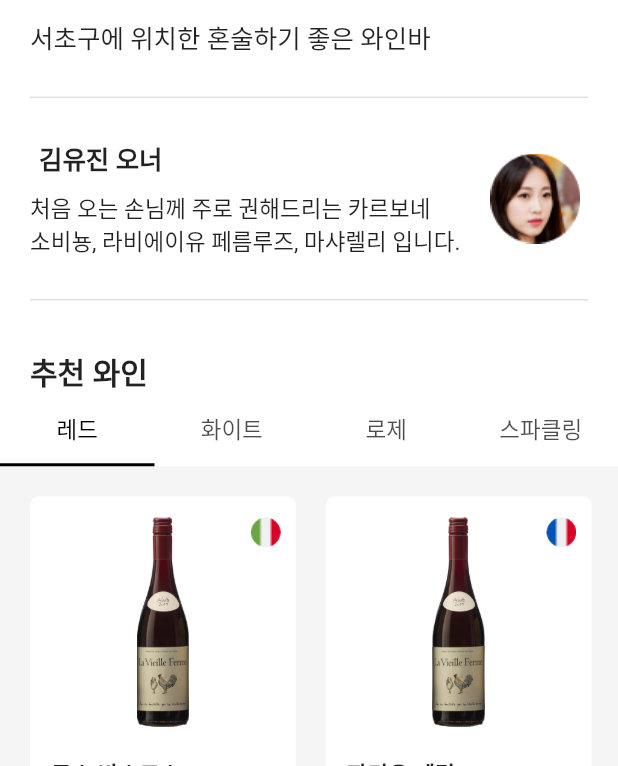
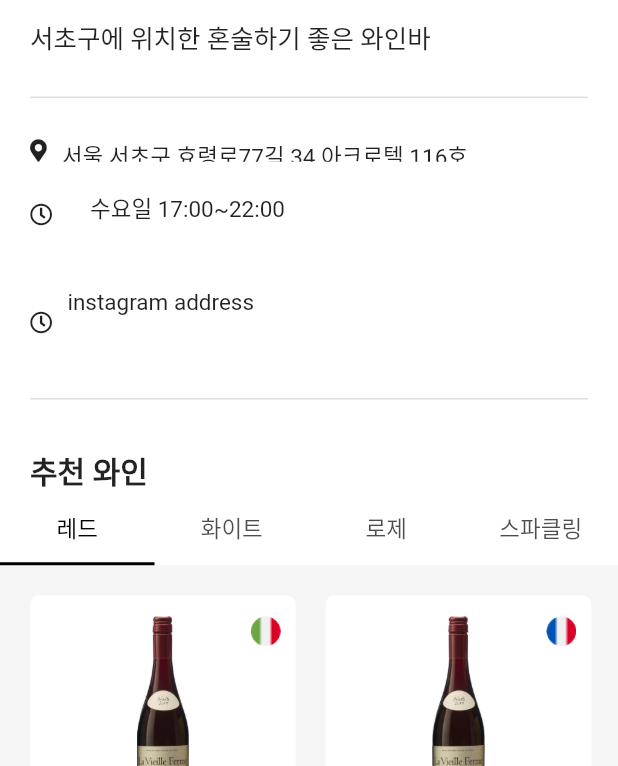
Before and after one commit to youngmi97/winepedia, a Flutter app: the DetailsScreen screen opened directly with sample values from the repository, on a phone screen of 412 x 824 dp, the part 470-1236 px from its top. Run offline on Flutter 3.47's test engine with Material 2 defaults, Android fonts, the phone set to English and light mode, and no system bars; our stand-ins replace audioplayers, carousel_slider, font_awesome_flutter, video_player; project files that could hold a hidden picture were left out.

Commit message:
update 10/18

```diff
--- a/lib/main.dart
+++ b/lib/main.dart
@@ -15,10 +15,9 @@ class MyApp extends StatelessWidget {
       debugShowCheckedModeBanner: false,
       title: 'Winebar App',
       theme: ThemeData(
-
         primarySwatch: Colors.blue,
       ),
-      home: HomeScreen(),
+      home: const HomeScreen(),
     );
   }
 }
--- a/lib/models/winebar.dart
+++ b/lib/models/winebar.dart
@@ -37,7 +37,7 @@ List<WineBar> wineBars = [
   WineBar(
     id: 3,
     name: "Bloodshot",
-    posterVideo: "assets/images/bar_template.jpg",
+    posterVideo: "assets/cachi.mp4",
     posterImage: "assets/images/bar_template.jpg",
     description: plotText,
     wines: [],
--- a/lib/screens/details/components/audio_player.dart
+++ b/lib/screens/details/components/audio_player.dart
@@ -2,6 +2,7 @@ import 'package:audioplayers/audioplayers.dart';
 import 'package:flutter/material.dart';
 
 class AudioPlayerLocalAsset extends StatefulWidget {
+  const AudioPlayerLocalAsset({Key? key}) : super(key: key);
   @override
   _AudioPlayerLocalAssetState createState() => _AudioPlayerLocalAssetState();
 }
@@ -53,8 +54,7 @@ class _AudioPlayerLocalAssetState extends State<AudioPlayerLocalAsset> {
 
   @override
   Widget build(BuildContext context) {
-    return Container(
-        child: Column(
+    return Column(
       children: [
         /// Compulsory
         IconButton(
@@ -69,6 +69,6 @@ class _AudioPlayerLocalAssetState extends State<AudioPlayerLocalAsset> {
                 ? Icons.pause_rounded
                 : Icons.play_arrow_rounded)),
       ],
-    ));
+    );
   }
 }
--- a/lib/screens/details/components/body.dart
+++ b/lib/screens/details/components/body.dart
@@ -11,7 +11,7 @@ class Body extends StatelessWidget {
     // it will provide us with total height and width
     Size size = MediaQuery.of(context).size;
     return Column(children: <Widget>[
-      Container(
+      SizedBox(
           height: size.height,
           child: Stack(children: <Widget>[
             Column(
@@ -25,7 +25,7 @@ class Body extends StatelessWidget {
               ],
             ),
             const SafeArea(child: BackButton()),
-            const Scroll_Screen(),
+            const ScrollScreen(),
           ])),
     ]);
   }
--- a/lib/screens/details/components/scroll_screen.dart
+++ b/lib/screens/details/components/scroll_screen.dart
@@ -1,9 +1,10 @@
 import 'package:flutter/material.dart';
 import 'package:winepedia/constants.dart';
 import 'package:winepedia/screens/details/components/wine_catalogue.dart';
+import 'package:font_awesome_flutter/font_awesome_flutter.dart';
 
-class Scroll_Screen extends StatelessWidget {
-  const Scroll_Screen({Key? key}) : super(key: key);
+class ScrollScreen extends StatelessWidget {
+  const ScrollScreen({Key? key}) : super(key: key);
   @override
   Widget build(BuildContext context) {
     Size size = MediaQuery.of(context).size;
@@ -47,7 +48,7 @@ class ScrollScreenStart extends StatelessWidget {
   @override
   Widget build(BuildContext context) {
     Size size = MediaQuery.of(context).size;
-
+    String addr = "서울 서초구 효령로77길 34 아크로텔 116호";
     return Column(children: <Widget>[
       const SizedBox(height: 36),
       const Subheading(),
@@ -58,7 +59,9 @@ class ScrollScreenStart extends StatelessWidget {
         indent: kDefaultPadding,
         endIndent: kDefaultPadding,
       ),
-      const SommelierProfile(),
+      WineBarAddress(addr),
+      WineBarTime(),
+      WineBarInsta(),
       const Divider(
         height: 56,
         thickness: 1,
@@ -109,7 +112,7 @@ class ScrollScreenStart extends StatelessWidget {
           body: const TabBarView(
             children: [
               WineCatalogue(),
-              Icon(Icons.directions_transit),
+              FaIcon(FontAwesomeIcons.instagram),
               Icon(Icons.directions_bike),
               Icon(Icons.directions_bike),
             ],
@@ -117,6 +120,88 @@ class ScrollScreenStart extends StatelessWidget {
         ),
       )),
     ]);
+  }
+}
+
+class WineBarAddress extends StatelessWidget {
+  WineBarAddress(this.addr, {Key? key}) : super(key: key);
+  final String addr;
+  @override
+  Widget build(BuildContext context) {
+    return Row(
+      children: <Widget>[
+        Container(
+            margin: const EdgeInsets.only(left: kDefaultPadding),
+            child: FaIcon(FontAwesomeIcons.mapMarkerAlt, size: 15)),
+        Container(
+            height: 15,
+            margin: const EdgeInsets.only(left: kDefaultPadding / 2),
+            child: Text(
+              addr,
+              textAlign: TextAlign.start,
+              style: Theme.of(context).textTheme.headline5!.copyWith(
+                  decoration: TextDecoration.underline,
+                  fontWeight: FontWeight.w400,
+                  fontSize: 15),
+            )),
+      ],
+    );
+  }
+}
+
+class WineBarTime extends StatelessWidget {
+  const WineBarTime({Key? key}) : super(key: key);
+  @override
+  Widget build(BuildContext context) {
+    return Container(
+        margin: const EdgeInsets.only(top: kDefaultPadding),
+        child: Row(
+          children: <Widget>[
+            Container(
+                width: 30,
+                height: 30,
+                margin: const EdgeInsets.only(left: kDefaultPadding),
+                child: FaIcon(FontAwesomeIcons.clock, size: 15)),
+            Container(
+                height: 45,
+                margin: const EdgeInsets.only(left: kDefaultPadding / 2),
+                child: Text(
+                  "수요일 17:00~22:00",
+                  textAlign: TextAlign.start,
+                  style: Theme.of(context)
+                      .textTheme
+                      .headline5!
+                      .copyWith(fontWeight: FontWeight.w400, fontSize: 15),
+                )),
+          ],
+        ));
+  }
+}
+
+class WineBarInsta extends StatelessWidget {
+  const WineBarInsta({Key? key}) : super(key: key);
+  @override
+  Widget build(BuildContext context) {
+    return Row(
+      children: <Widget>[
+        Container(
+            margin: const EdgeInsets.only(
+                left: kDefaultPadding, top: kDefaultPadding),
+            child: FaIcon(FontAwesomeIcons.clock, size: 15)),
+        Container(
+            height: 45,
+            margin: const EdgeInsets.only(
+                left: kDefaultPadding / 2, top: kDefaultPadding),
+            child: Text(
+              "instagram address",
+              textAlign: TextAlign.start,
+              style: Theme.of(context)
+                  .textTheme
+                  .headline5!
+                  .copyWith(fontWeight: FontWeight.w400, fontSize: 15),
+            )),
+      ],
+    );
   }
 }
 
@@ -176,57 +261,3 @@ class Description extends StatelessWidget {
         ));
   }
 }
-
-class SommelierProfile extends StatelessWidget {
-  const SommelierProfile({Key? key}) : super(key: key);
-  @override
-  Widget build(BuildContext context) {
-    return Row(children: <Widget>[
-      Column(
-        children: <Widget>[
-          Container(
-              width: 275,
-              margin: const EdgeInsets.only(
-                  left: kDefaultPadding, bottom: kDefaultPadding / 2),
-              child: Text(
-                "김유진 오너",
-                textAlign: TextAlign.start,
-                style: Theme.of(context)
-                    .textTheme
-                    .headline5!
-                    .copyWith(fontWeight: FontWeight.w600, fontSize: 17),
-              )),
-          Container(
-              margin: const EdgeInsets.only(left: kDefaultPadding),
-              child: Text(
-                "처음 오는 손님께 주로 권해드리는 카르보네 \n소비뇽, 라비에이유 페름루즈, 마샤렐리 입니다.",
-                textAlign: TextAlign.start,
-                style: Theme.of(context)
-                    .textTheme
-                    .headline5!
-                    .copyWith(fontWeight: FontWeight.w400, fontSize: 15),
-              )),
-        ],
-      ),
-      Container(
-        height: 60.0,
-        width: 60.0,
-        margin: const EdgeInsets.only(left: kDefaultPadding),
-        decoration: const BoxDecoration(
-          image: DecorationImage(
-            image: AssetImage('assets/images/sommelier.jpg'),
-          ),
-        ),
-      ),
-    ]);
-  }
-}
-
-class WineList extends StatelessWidget {
-  const WineList({Key? key}) : super(key: key);
-
-  @override
-  Widget build(BuildContext context) {
-    return Container();
-  }
-}
--- a/lib/screens/details/components/wine_catalogue.dart
+++ b/lib/screens/details/components/wine_catalogue.dart
@@ -23,8 +23,8 @@ class WineCatalogue extends StatelessWidget {
                                   "로스 바스코스", "카르보네 소비뇽", "italy")),
                         );
                       },
-                      child:
-                          WineDisplayContainer("로스 바스코스", "카르보네 소비뇽", "italy")),
+                      child: const WineDisplayContainer(
+                          "로스 바스코스", "카르보네 소비뇽", "italy")),
                   GestureDetector(
                     onTap: () {
                       Navigator.push(
@@ -34,14 +34,12 @@ class WineCatalogue extends StatelessWidget {
                                 "파미유 페랑", "라비에이유 페름루즈", "france")),
                       );
                     },
-                    child:
-                        WineDisplayContainer("파미유 페랑", "라비에이유 페름루즈", "france"),
+                    child: const WineDisplayContainer(
+                        "파미유 페랑", "라비에이유 페름루즈", "france"),
                   )
                 ],
               ),
-              Row(children: [
-                WineDisplayContainer("마샤렐리", "몬테풀치아노 다부르쪼", "italy"),
-              ])
+              const WineDisplayContainer("마샤렐리", "몬테풀치아노 다부르쪼", "italy"),
             ])));
   }
 }
--- a/lib/screens/home/home_screen.dart
+++ b/lib/screens/home/home_screen.dart
@@ -2,14 +2,14 @@ import 'package:flutter/material.dart';
 import 'package:winepedia/screens/home/components/body.dart';
 
 class HomeScreen extends StatelessWidget {
-  // HomeScreen({Key? key}) : super(key: key)
+  const HomeScreen({Key? key}) : super(key: key);
   @override
   Widget build(BuildContext context) {
     return Scaffold(
       backgroundColor: Colors.white,
       appBar:
           AppBar(backgroundColor: Colors.white, toolbarHeight: 0, elevation: 0),
-      body: Body(),
+      body: const Body(),
     );
   }
 }
--- a/lib/screens/winedetails/components/body.dart
+++ b/lib/screens/winedetails/components/body.dart
@@ -1,6 +1,5 @@
 import 'package:flutter/material.dart';
 import 'package:winepedia/constants.dart';
-import 'package:flutter_svg/flutter_svg.dart';
 import 'package:winepedia/screens/winedetails/components/scroll_screen.dart';
 import 'package:winepedia/screens/winedetails/components/wine_taste_bar.dart';
 import 'package:winepedia/screens/winedetails/components/food_pairing.dart';
@@ -32,14 +31,14 @@ class Body extends StatelessWidget {
                                 topLeft: Radius.circular(24),
                                 topRight: Radius.circular(24)))),
                     Column(children: <Widget>[
-                      Scroll_Screen(wineName, grapeName, country),
+                      ScrollScreen(wineName, grapeName, country),
                       const Divider(
                         height: 48,
                         thickness: 1,
                         indent: kDefaultPadding,
                         endIndent: kDefaultPadding,
                       ),
-                      const Wine_Taste_Bar(),
+                      const WineTasteBar(),
                       const Divider(
                         height: 48,
                         thickness: 1,
--- a/lib/screens/winedetails/components/food_pairing.dart
+++ b/lib/screens/winedetails/components/food_pairing.dart
@@ -1,6 +1,5 @@
 import 'package:flutter/material.dart';
 import 'package:winepedia/constants.dart';
-import 'package:winepedia/screens/winedetails/components/body.dart';
 
 class FoodPairing extends StatelessWidget {
   const FoodPairing({Key? key}) : super(key: key);
@@ -21,17 +20,16 @@ class FoodPairing extends StatelessWidget {
                 .headline5!
                 .copyWith(fontWeight: FontWeight.bold, fontSize: 17),
           )),
-      Row(children: <Widget>[
+      Row(children: const <Widget>[
         FoodDisplayContainer("소시지 아스파라거스 볶음"),
         FoodDisplayContainer("사천식 닭가슴살"),
       ])
     ]);
-    ;
   }
 }
 
 class FoodDisplayContainer extends StatelessWidget {
-  FoodDisplayContainer(this.foodName, {Key? key}) : super(key: key);
+  const FoodDisplayContainer(this.foodName, {Key? key}) : super(key: key);
   final String foodName;
   @override
   Widget build(BuildContext context) {
--- a/lib/screens/winedetails/components/scroll_screen.dart
+++ b/lib/screens/winedetails/components/scroll_screen.dart
@@ -1,8 +1,8 @@
 import 'package:flutter/material.dart';
 import 'package:winepedia/constants.dart';
 
-class Scroll_Screen extends StatelessWidget {
-  const Scroll_Screen(this.wineName, this.grapeName, this.country, {Key? key})
+class ScrollScreen extends StatelessWidget {
+  const ScrollScreen(this.wineName, this.grapeName, this.country, {Key? key})
       : super(key: key);
 
   final String wineName;
@@ -46,7 +46,7 @@ class Scroll_Screen extends StatelessWidget {
                 height: 18,
                 margin: const EdgeInsets.only(left: kDefaultPadding),
                 child: Text(
-                  "$grapeName",
+                  grapeName,
                   textAlign: TextAlign.start,
                   style: Theme.of(context)
                       .textTheme
--- a/lib/screens/winedetails/taste_bar.dart
+++ b/lib/screens/winedetails/taste_bar.dart
@@ -1,5 +1,4 @@
 import 'package:flutter/material.dart';
-import 'package:winepedia/constants.dart';
 import 'package:winepedia/screens/winedetails/components/body.dart';
 
 class TasteBar extends StatelessWidget {
@@ -11,7 +10,6 @@ class TasteBar extends StatelessWidget {
 
   @override
   Widget build(BuildContext context) {
-    Size size = MediaQuery.of(context).size;
     return Scaffold(
         backgroundColor: Colors.white,
         appBar: AppBar(
@@ -19,14 +17,14 @@ class TasteBar extends StatelessWidget {
         body: Column(children: <Widget>[
           Row(children: <Widget>[
             Container(
-                margin: EdgeInsets.only(left: 14),
+                margin: const EdgeInsets.only(left: 14),
                 width: 14,
                 height: 36,
                 child: const BackButton(
                   color: Colors.black,
                 )),
             Container(
-                margin: EdgeInsets.only(left: 14, top: 6.5),
+                margin: const EdgeInsets.only(left: 14, top: 6.5),
                 child: Text(
                   "가르고뜨",
                   textAlign: TextAlign.start,
--- a/pubspec.yaml
+++ b/pubspec.yaml
@@ -37,6 +37,9 @@ dependencies:
   animations: ^2.0.1
   audioplayers: ^0.20.1
   video_player: ^2.2.5
+  carousel_slider: ^4.0.0
+  font_awesome_flutter: ^9.1.0
+  naver_map_plugin: ^0.9.6
 
 dev_dependencies:
   flutter_test:
@@ -68,6 +71,7 @@ flutter:
     - assets/images/마샤렐리.jpg
     - assets/gargotte.mp4
     - assets/abrazo812.mp4
+    - assets/cachi.mp4
     - assets/images/소시지_아스파라거스_볶음.jpg
     - assets/images/사천식_닭가슴살.jpg
 
```
Also changed, not shown: lib/screens/home/components/body.dart (+91 -107 lines), lib/screens/home/components/carousel_card.dart (+104 -10 lines), lib/screens/home/components/video_player_widget.dart (+3 -4 lines), lib/screens/winedetails/components/wine_taste_bar.dart (+16 -18 lines), pubspec.lock, 4 other files.
